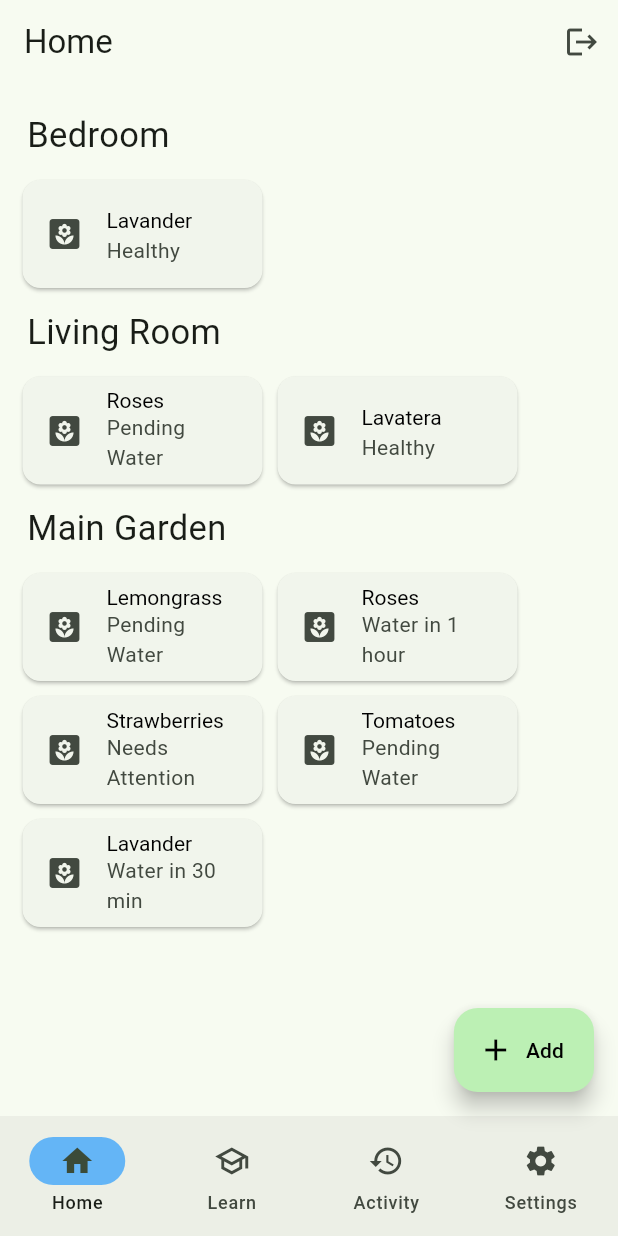
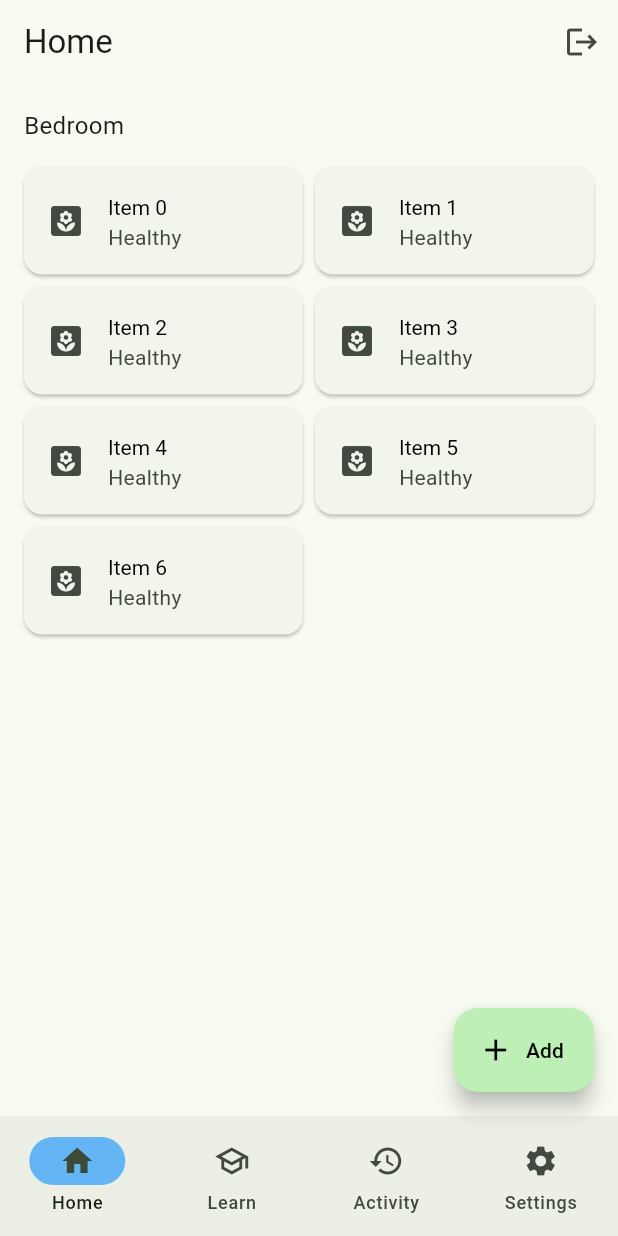
Before and after one commit to nexgeniusupc/plantguard-mobile, a Flutter app: the HomeView screen opened directly, on a phone screen of 412 x 824 dp. Run offline on Flutter 3.47's test engine with Material 3 defaults, Android fonts, the phone set to English and light mode, and no system bars; our stand-ins replace flutter_svg, package_info_plus, shared_preferences; accounts and stored records are empty.

Commit message:
feat: make HomeView and AppCard responsive

```diff
--- a/lib/views/app_card.dart
+++ b/lib/views/app_card.dart
@@ -1,6 +1,6 @@
 import 'package:flutter/material.dart';
 
-class AppCard extends StatefulWidget {
+class AppCard extends StatelessWidget {
   final Icon icon;
   final Text title;
   final Text subtitle;
@@ -13,31 +13,18 @@ class AppCard extends StatefulWidget {
   });
 
   @override
-  State<AppCard> createState() => _AppCardState();
-}
-
-class _AppCardState extends State<AppCard> {
-  @override
   Widget build(BuildContext context) {
-    return Column(
-      children: [
-        Card(
-          margin: const EdgeInsets.all(5.0),
-          borderOnForeground: true,
-          child: SizedBox(
-            width: 160,
-            child: ListTile(
-              leading: widget.icon,
-              title: widget.title,
-              titleTextStyle: const TextStyle(
-                fontSize: 14,
-                color: Colors.black,
-              ),
-              subtitle: widget.subtitle,
-            ),
-          ),
+    return Card(
+      margin: const EdgeInsets.all(0),
+      child: ListTile(
+        leading: icon,
+        title: title,
+        titleTextStyle: const TextStyle(
+          fontSize: 14,
+          color: Colors.black,
         ),
-      ],
+        subtitle: subtitle,
+      ),
     );
   }
 }
--- a/lib/views/home_view.dart
+++ b/lib/views/home_view.dart
@@ -1,4 +1,5 @@
 import 'package:flutter/material.dart';
+import 'package:flutter_staggered_grid_view/flutter_staggered_grid_view.dart';
 import 'package:provider/provider.dart';
 import '../services/auth/auth_service.dart';
 import 'app_card.dart';
@@ -29,6 +30,15 @@ class _HomeViewState extends State<HomeView> {
     );
   }
 
+  void handleDetail() {
+    Navigator.push(
+      context,
+      MaterialPageRoute(
+        builder: (context) => const PlantDetailsView(),
+      ),
+    );
+  }
+
   Future<void> handleAdd(BuildContext context) async {
     Navigator.push(
       context,
@@ -50,107 +60,32 @@ class _HomeViewState extends State<HomeView> {
           ),
         ],
       ),
-      body: SingleChildScrollView(
-        child: Padding(
-          padding: const EdgeInsets.all(10.0),
+      body: Padding(
+        padding: const EdgeInsets.symmetric(horizontal: 16.0),
         child: Column(
           crossAxisAlignment: CrossAxisAlignment.start,
           children: [
             const Padding(
-                padding: EdgeInsets.all(8.0),
-                child: Text(
-                  'Bedroom',
-                  style: TextStyle(
-                    fontSize: 23,
+              padding: EdgeInsets.symmetric(vertical: 16.0),
+              child: Text('Bedroom', style: TextStyle(fontSize: 16.0)),
+            ),
+            Expanded(
+              child: AlignedGridView.count(
+                crossAxisCount: 2,
+                crossAxisSpacing: 8,
+                mainAxisSpacing: 8,
+                itemCount: 7,
+                itemBuilder: (context, index) => GestureDetector(
+                  onTap: () => handleDetail(),
+                  child: AppCard(
+                    icon: const Icon(Icons.yard),
+                    title: Text('Item $index'),
+                    subtitle: const Text('Healthy'),
                   ),
                 ),
               ),
-              GestureDetector(
-                onTap: () {
-                  Navigator.push(
-                    context,
-                    MaterialPageRoute(
-                      builder: (context) => const PlantDetailsView(),
-                    ),
-                  );
-                },
-                child: const AppCard(
-                  icon: Icon(Icons.yard),
-                  title: Text('Lavander'),
-                  subtitle: Text('Healthy'),
-                ),
-              ),
-              const Padding(
-                padding: EdgeInsets.all(8.0),
-                child: Text(
-                  'Living Room',
-                  style: TextStyle(
-                    fontSize: 23,
-                  ),
-                ),
-              ),
-              const Row(
-                children: [
-                  AppCard(
-                    icon: Icon(Icons.yard),
-                    title: Text('Roses'),
-                    subtitle: Text('Pending Water'),
-                  ),
-                  AppCard(
-                    icon: Icon(Icons.yard),
-                    title: Text('Lavatera'),
-                    subtitle: Text('Healthy'),
             ),
           ],
-              ),
-              const Padding(
-                padding: EdgeInsets.all(8.0),
-                child: Text(
-                  'Main Garden',
-                  style: TextStyle(
-                    fontSize: 23,
-                  ),
-                ),
-              ),
-              const Row(
-                children: [
-                  AppCard(
-                    icon: Icon(Icons.yard),
-                    title: Text('Lemongrass'),
-                    subtitle: Text('Pending Water'),
-                  ),
-                  AppCard(
-                    icon: Icon(Icons.yard),
-                    title: Text('Roses'),
-                    subtitle: Text('Water in 1 hour'),
-                  ),
-                ],
-              ),
-              const Row(
-                children: [
-                  AppCard(
-                    icon: Icon(Icons.yard),
-                    title: Text('Strawberries'),
-                    subtitle: Text('Needs Attention'),
-                  ),
-                  AppCard(
-                    icon: Icon(Icons.yard),
-                    title: Text('Tomatoes'),
-                    subtitle: Text('Pending Water'),
-                  ),
-                ],
-              ),
-              const Row(
-                children: [
-                  AppCard(
-                    icon: Icon(Icons.yard),
-                    title: Text('Lavander'),
-                    subtitle: Text('Water in 30 min'),
-                  ),
-                ],
-              ),
-            ],
-          ),
         ),
       ),
       floatingActionButton: FloatingActionButton.extended(
--- a/pubspec.yaml
+++ b/pubspec.yaml
@@ -37,6 +37,8 @@ dependencies:
   package_info_plus: ^4.2.0
   provider: ^6.0.5
   shared_preferences: ^2.2.2
+  flutter_staggered_grid_view: ^0.7.0
+
 
 dev_dependencies:
   flutter_test:
```
Also changed, not shown: pubspec.lock. Lines whose indentation alone changed are shown as unchanged.
